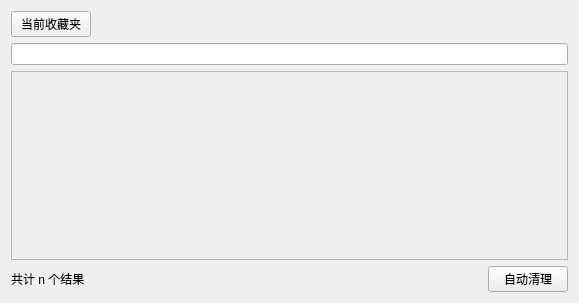
First picture: the form in UI/biliPlaylistForm.ui, repository TLITRIA/VideoWatcher, before the edit.
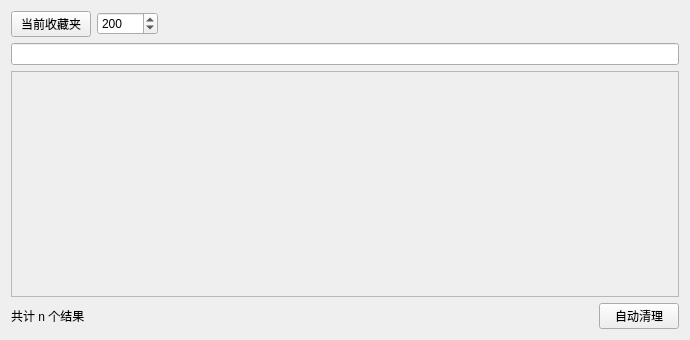
Second picture: the form after the edit.

Diff of the .ui file:
```diff
--- a/UI/biliPlaylistForm.ui
+++ b/UI/biliPlaylistForm.ui
@@ -6,8 +6,8 @@
    <rect>
     <x>0</x>
     <y>0</y>
-    <width>579</width>
-    <height>303</height>
+    <width>690</width>
+    <height>340</height>
    </rect>
   </property>
   <property name="windowTitle">
@@ -43,23 +43,7 @@
    </item>
    <item row="0" column="0" colspan="3">
     <layout class="QGridLayout" name="gridLayout">
-     <item row="1" column="0" colspan="2">
-      <widget class="QLineEdit" name="line_input"/>
-     </item>
-     <item row="0" column="1">
-      <spacer name="horizontalSpacer">
-       <property name="orientation">
-        <enum>Qt::Orientation::Horizontal</enum>
-       </property>
-       <property name="sizeHint" stdset="0">
-        <size>
-         <width>40</width>
-         <height>20</height>
-        </size>
-       </property>
-      </spacer>
-     </item>
-     <item row="2" column="0" colspan="2">
+     <item row="2" column="0" colspan="3">
       <widget class="QScrollArea" name="scrollArea">
        <property name="widgetResizable">
         <bool>true</bool>
@@ -69,13 +53,39 @@
          <rect>
           <x>0</x>
           <y>0</y>
-          <width>557</width>
-          <height>196</height>
+          <width>666</width>
+          <height>223</height>
          </rect>
         </property>
        </widget>
       </widget>
      </item>
+     <item row="1" column="0" colspan="3">
+      <widget class="QLineEdit" name="line_input"/>
+     </item>
+     <item row="0" column="2">
+      <spacer name="horizontalSpacer">
+       <property name="orientation">
+        <enum>Qt::Orientation::Horizontal</enum>
+       </property>
+       <property name="sizeHint" stdset="0">
+        <size>
+         <width>40</width>
+         <height>20</height>
+        </size>
+       </property>
+      </spacer>
+     </item>
+     <item row="0" column="1">
+      <widget class="QSpinBox" name="spinBox">
+       <property name="maximum">
+        <number>10000</number>
+       </property>
+       <property name="value">
+        <number>200</number>
+       </property>
+      </widget>
+     </item>
      <item row="0" column="0">
       <widget class="QPushButton" name="but_current">
        <property name="text">
```
